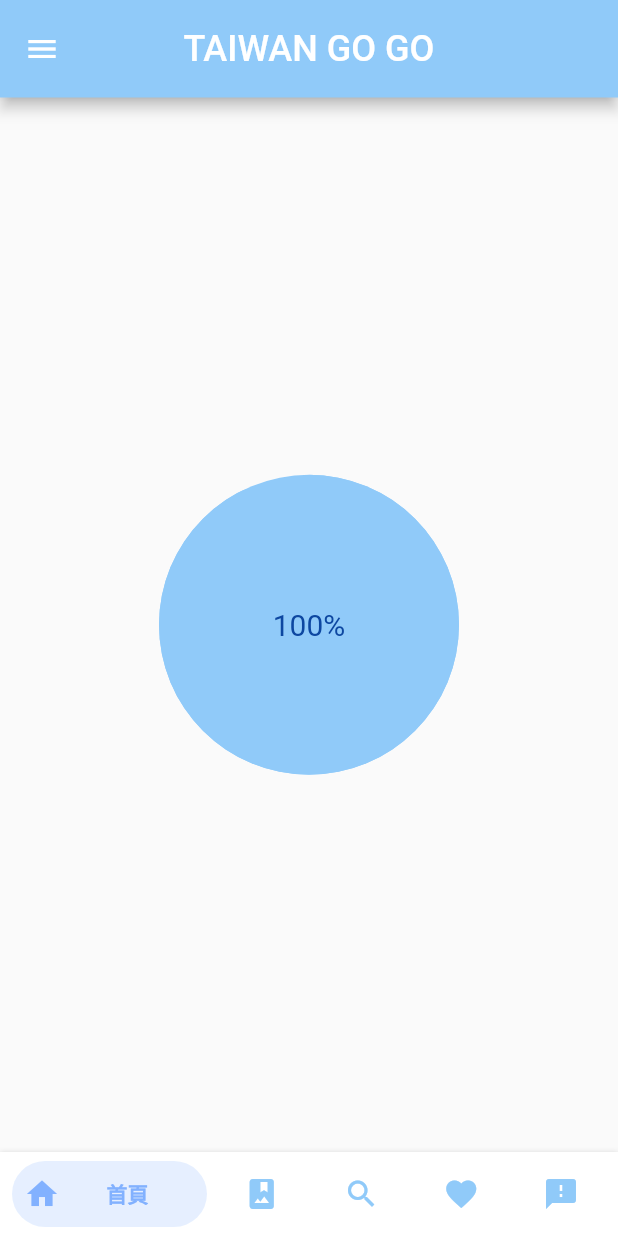
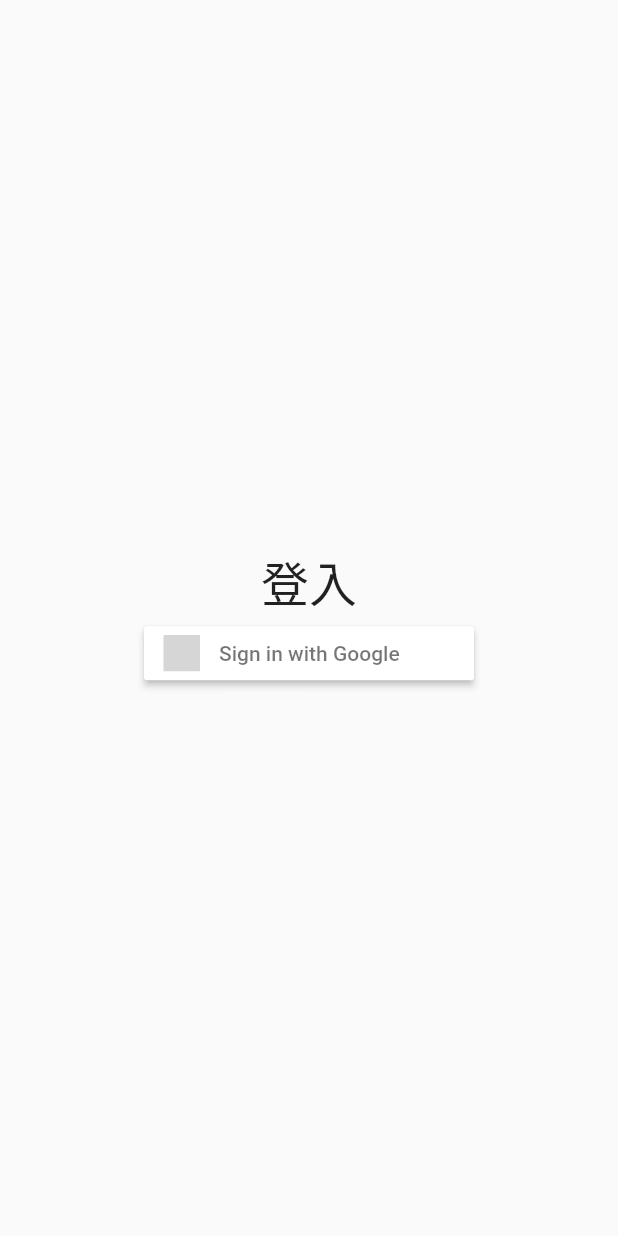
Before and after one commit to d0u0b/Taiwan-Go-Go, a Flutter app: the screen it shows after launch, on a phone screen of 412 x 824 dp. Run offline on Flutter 3.47's test engine with Material 2 defaults, Android fonts, the phone set to English and light mode, and no system bars; drawn by our look-alikes of bottom_navy_bar; our stand-ins replace animate_do, firebase_auth, firebase_core, flutter_signin_button, getflutter, google_sign_in and 4 more; accounts and stored records are empty; grey boxes are pictures that could not be loaded.

Commit message:
push change

```diff
--- a/lib/main.dart
+++ b/lib/main.dart
@@ -1,18 +1,102 @@
 import 'package:TaiwanGoGo/ViewCard.dart';
 import 'package:TaiwanGoGo/homeBody.dart';
+import 'package:firebase_core/firebase_core.dart';
+import 'package:rflutter_alert/rflutter_alert.dart';
+import 'package:TaiwanGoGo/authentication.dart';
 import 'package:flutter/material.dart';
+import 'package:flutter_signin_button/flutter_signin_button.dart';
 
-
-void main() {
+void main() async {
+  WidgetsFlutterBinding.ensureInitialized();
+  await Firebase.initializeApp();
   runApp(MyApp());
 }
 
-class MyApp extends StatelessWidget {
+final Auth _auth = Auth();
+
+class MyApp extends StatefulWidget {
+  @override
+  _MyAppState createState() => _MyAppState();
+}
+
+class _MyAppState extends State<MyApp> {
+  dynamic _user = _auth.getCurrentUser();
+
+  void flushPage() {
+    setState(() {
+      while (!mounted) {}
+      _user = _auth.getCurrentUser();
+    });
+  }
+
   @override
   Widget build(BuildContext context) {
     return MaterialApp(
         debugShowCheckedModeBanner: false,
-      home: Scaffold(
+        home: this._user != null
+            ? Home(
+                flush: flushPage,
+              )
+            : Login(
+                flush: flushPage,
+              ));
+    // if(this._user != null) {
+    //   return Home(flush: flushPage,);
+    // }
+    // else {
+    //   return Login(flush: flushPage,);
+    // }
+  }
+}
+
+class Login extends StatelessWidget {
+  dynamic flush;
+
+  Login({this.flush}) : super();
+
+  @override
+  Widget build(BuildContext context) {
+    return Scaffold(
+      body: Container(
+        width: double.infinity,
+        child: Column(
+          mainAxisAlignment: MainAxisAlignment.center,
+          crossAxisAlignment: CrossAxisAlignment.center,
+          children: [
+            Text(
+              "登入",
+              style: TextStyle(
+                fontSize: 32,
+              ),
+            ),
+            SignInButton(
+              Buttons.Google,
+              onPressed: () {
+                _auth.signInWithGoogle().then((result) {
+                  if (result != null) {
+                    Alert(
+                      context: context,
+                      title: "登入成功",
+                      type: AlertType.success,
+                    ).show();
+                  }
+                });
+              },
+            ),
+          ],
+        ),
+      ),
+    );
+  }
+}
+
+class Home extends StatelessWidget {
+  dynamic flush;
+
+  Home({this.flush}) : super();
+  @override
+  Widget build(BuildContext context) {
+    return Scaffold(
       appBar: AppBar(
         backgroundColor: Colors.blue[200],
         toolbarHeight: 65,
@@ -29,7 +113,8 @@ class MyApp extends StatelessWidget {
         child: ListView(
           children: <Widget>[
             UserAccountsDrawerHeader(
-                accountEmail: Text(''), // keep blank text because email is required
+              accountEmail:
+                  Text(''), // keep blank text because email is required
               accountName: Row(
                 children: <Widget>[
                   Container(
@@ -67,11 +152,20 @@ class MyApp extends StatelessWidget {
                 style: TextStyle(fontSize: 18),
               ),
             ),
+            ListTile(
+              leading: Icon(Icons.logout),
+              title: Text(
+                '登出',
+                style: TextStyle(fontSize: 18),
+              ),
+              onTap: () {
+                _auth.signOut().then(flush);
+              },
+            ),
           ],
         ),
       ),
       body: HomeBody(),
-      ),
     );
   }
 }
```
Also changed, not shown: lib/authentication.dart (added, +56 -0 lines), pubspec.yaml (+6 -5 lines), pubspec.lock, 1 other file. Lines whose indentation alone changed are shown as unchanged.
